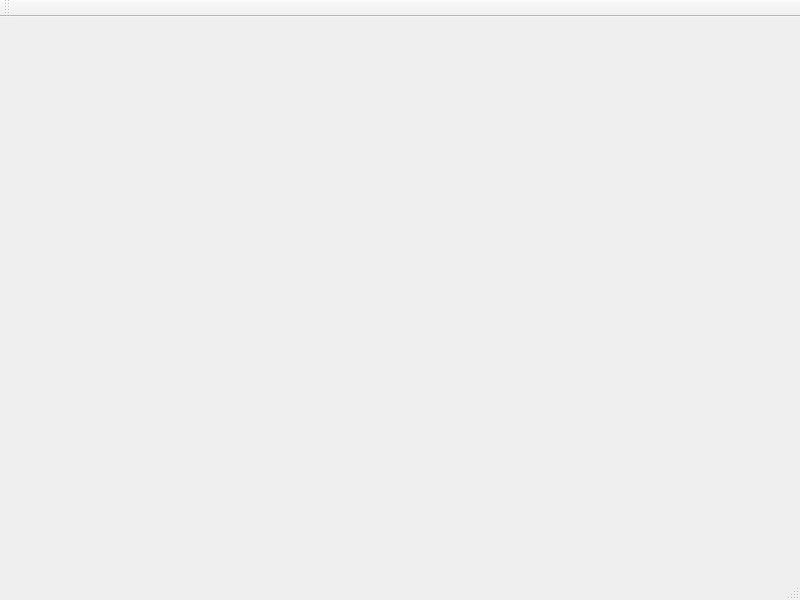
First picture: the form in src/gui/mainwindow.ui, repository igorsiem/tootdesk, before the edit.
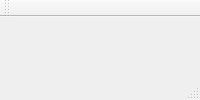
Second picture: the form after the edit.

Commit message: gui - more layout experiments

Diff of the .ui file:
```diff
--- a/src/gui/mainwindow.ui
+++ b/src/gui/mainwindow.ui
@@ -2,14 +2,6 @@
 <ui version="4.0">
  <class>MainWindow</class>
  <widget class="QMainWindow" name="MainWindow">
-  <property name="geometry">
-   <rect>
-    <x>0</x>
-    <y>0</y>
-    <width>800</width>
-    <height>600</height>
-   </rect>
-  </property>
   <property name="windowTitle">
    <string>TootDesk</string>
   </property>
```
Left out of the diff: 11 changed lines with no effect on the pictures. The commit also changes 3 other files.
